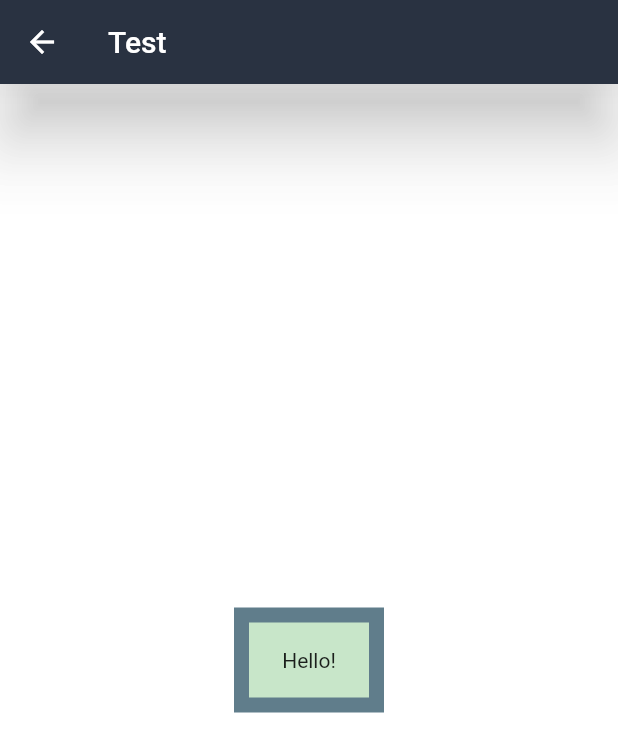
After one commit to erikpz/components-app, a Flutter app: the TestPage screen opened by its route, on a phone screen of 412 x 824 dp. The commit adds this screen. Shown: the top 752 px of the screen. Run offline on Flutter 3.47's test engine with Material 2 defaults, Android fonts, the phone set to English and light mode, and no system bars; network calls fail.

Commit message:
Adding test page

```diff
--- a/data/menu_opts.json
+++ b/data/menu_opts.json
@@ -15,6 +15,11 @@
             "ruta" : "card",
             "icon" : "folder_open",
             "texto": "Cards - Tarjetas"
+        },
+        {
+            "ruta" : "test",
+            "icon" : "accesibility",
+            "texto": "Test"
         }
     ]
 }
--- a/lib/main.dart
+++ b/lib/main.dart
@@ -1,6 +1,4 @@
 import 'package:flutter/material.dart';
 import 'app.dart';
 
-void main() {
-  runApp(App());
-}
+void main() => runApp(App());
--- a/lib/pages/card_page.dart
+++ b/lib/pages/card_page.dart
@@ -5,6 +5,7 @@ class CardPage extends StatelessWidget {
   Widget build(BuildContext context) {
     return Scaffold(
       appBar: AppBar(
+        backgroundColor: Color.fromRGBO(41, 50, 65, 1),
         title: Text('Cards Page'),
       ),
       body: ListView(
--- a/lib/pages/home_page.dart
+++ b/lib/pages/home_page.dart
@@ -5,7 +5,9 @@ class HomePage extends StatelessWidget {
   @override
   Widget build(BuildContext context) {
     return Scaffold(
+      backgroundColor: Colors.white70,
       appBar: AppBar(
+        backgroundColor: Color.fromRGBO(41, 50, 65, 1),
         title: Text('Components App'),
       ),
       body: _lista(context),
--- /dev/null
+++ b/lib/pages/test_page.dart
@@ -0,0 +1,31 @@
+import 'package:flutter/material.dart';
+
+class TestPage extends StatefulWidget {
+  @override
+  _TestState createState() => _TestState();
+}
+
+class _TestState extends State<TestPage> {
+  @override
+  Widget build(BuildContext context) {
+    return Scaffold(
+        backgroundColor: Colors.white70,
+        appBar: AppBar(
+          elevation: 20.0,
+          title: Text('Test'),
+          backgroundColor: Color.fromRGBO(41, 50, 65, 1),
+        ),
+        body: Center(
+          child: Container(
+            padding: EdgeInsets.all(10),
+            decoration: BoxDecoration(color: Colors.blueGrey),
+            width: 100,
+            height: 70,
+            child: Container(
+                alignment: Alignment.center,
+                decoration: BoxDecoration(color: Colors.green[100]),
+                child: Text('Hello!')),
+          ),
+        ));
+  }
+}
--- a/lib/routes/routes.dart
+++ b/lib/routes/routes.dart
@@ -3,6 +3,7 @@ import 'package:components_app/pages/card_page.dart';
 import 'package:components_app/pages/alert_page.dart';
 import 'package:components_app/pages/avatars_page.dart';
 import 'package:components_app/pages/home_page.dart';
+import 'package:components_app/pages/test_page.dart';
 
 Map<String, WidgetBuilder> getRouter() {
   return <String, WidgetBuilder>{
@@ -10,5 +11,6 @@ Map<String, WidgetBuilder> getRouter() {
     'alert': (BuildContext context) => AlertPage(),
     'avatar': (BuildContext context) => AvatarsPage(),
     'card': (BuildContext context) => CardPage(),
+    'test': (BuildContext context) => TestPage(),
   };
 }
```
Also changed, not shown: lib/pages/alert_page.dart (+26 -1 lines).
